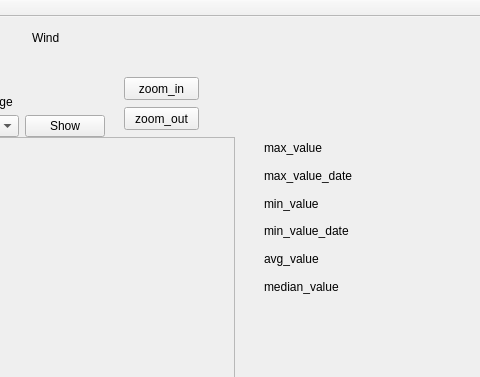
This is weather_app.ui in mdawidzinski/weather_app as Qt 5 draws it before an edit; both pictures show x 476 to 956 and y 0 to 377 of the 956 by 586 pixel window. The edited form follows.
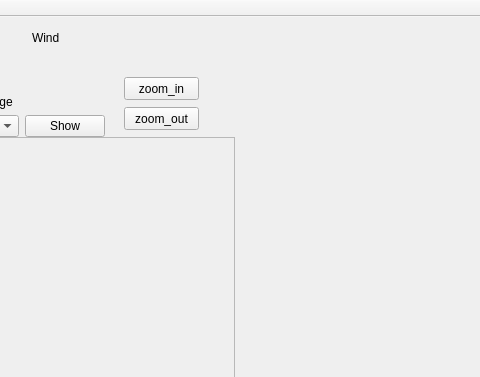
This is the edited form.

Commit message: Removed some unnecessary text.

```diff
--- a/weather_app.ui
+++ b/weather_app.ui
@@ -252,42 +252,42 @@
      <item>
       <widget class="QLabel" name="max_value_label">
        <property name="text">
-        <string>max_value</string>
+        <string/>
        </property>
       </widget>
      </item>
      <item>
       <widget class="QLabel" name="max_value_date_label">
        <property name="text">
-        <string>max_value_date</string>
+        <string/>
        </property>
       </widget>
      </item>
      <item>
       <widget class="QLabel" name="min_value_label">
        <property name="text">
-        <string>min_value</string>
+        <string/>
        </property>
       </widget>
      </item>
      <item>
       <widget class="QLabel" name="min_value_date_label">
        <property name="text">
-        <string>min_value_date</string>
+        <string/>
        </property>
       </widget>
      </item>
      <item>
       <widget class="QLabel" name="avg_value_label">
        <property name="text">
-        <string>avg_value</string>
+        <string/>
        </property>
       </widget>
      </item>
      <item>
       <widget class="QLabel" name="median_value_label">
        <property name="text">
-        <string>median_value</string>
+        <string/>
        </property>
       </widget>
      </item>
```
